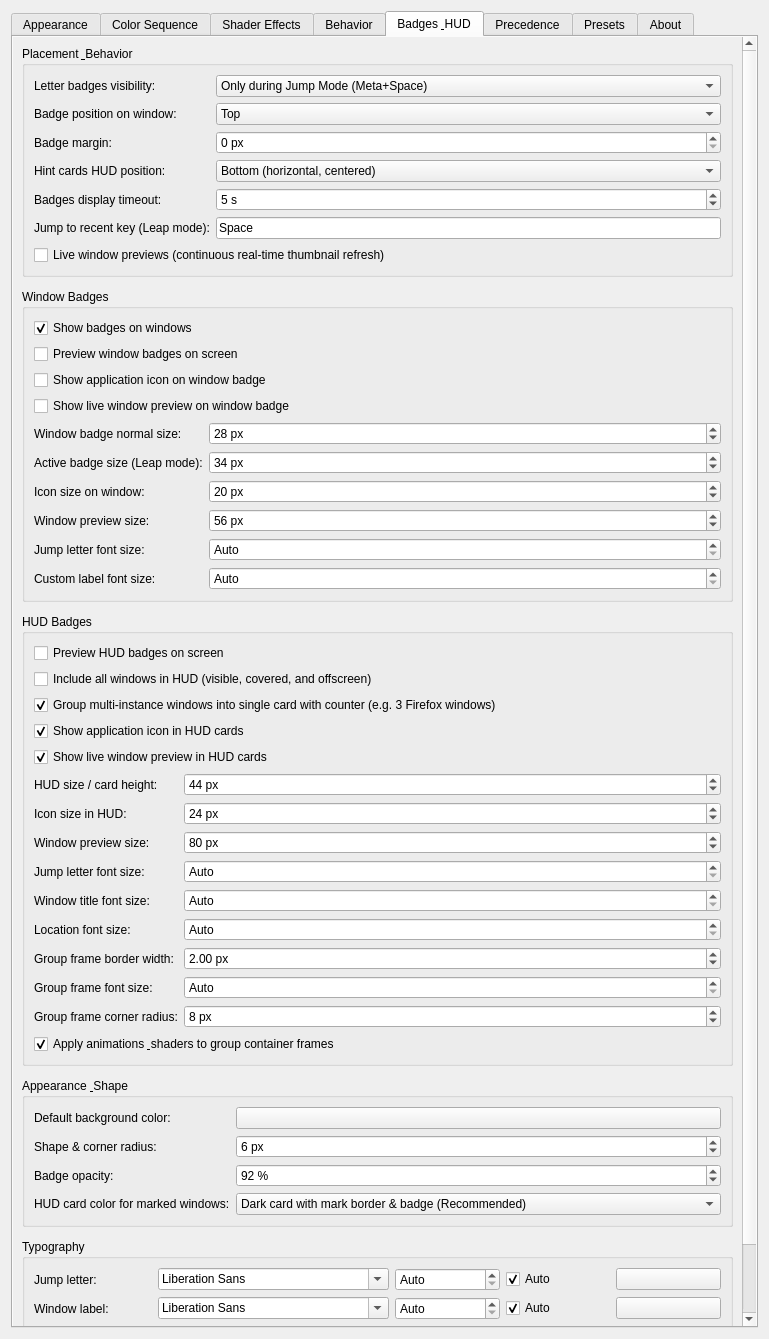
Old version of the form leapk_config.ui in the repository gmalinowski/LeapK.
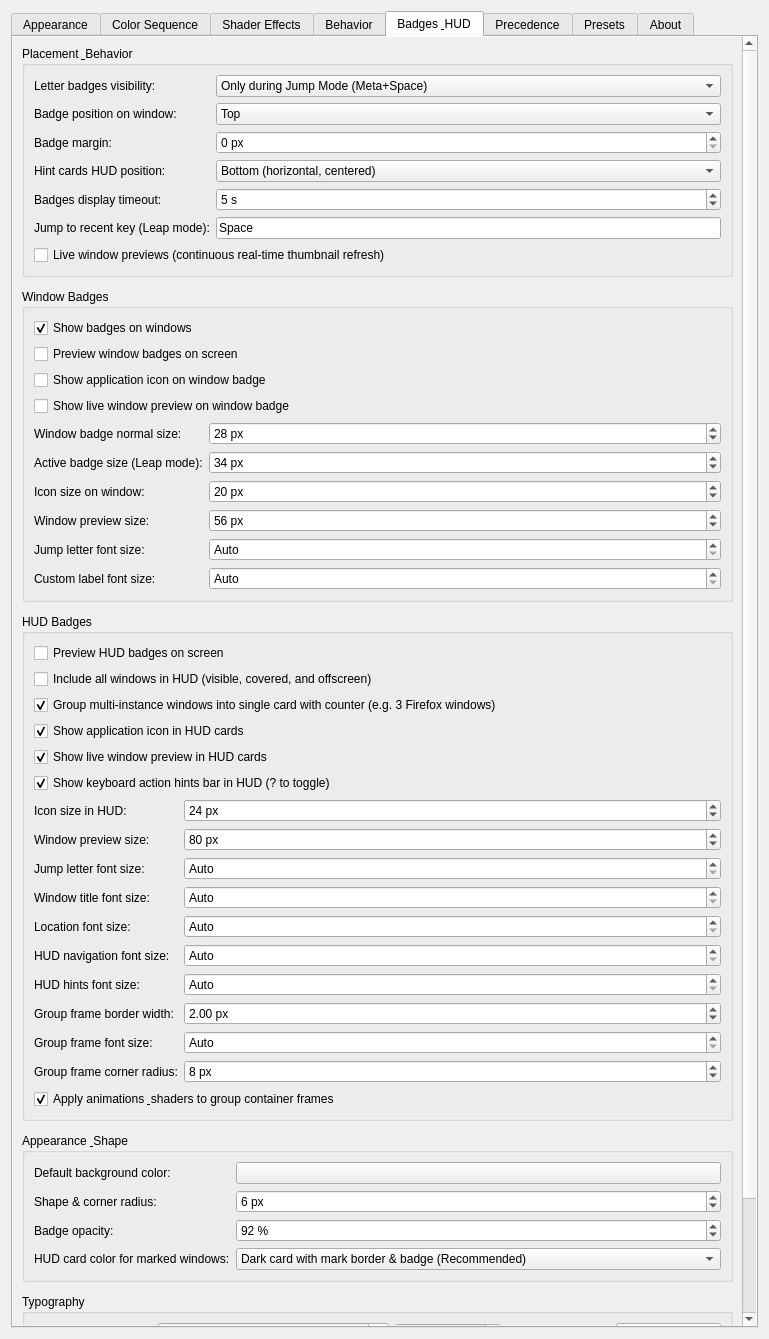
New version of the form. The open tabs and pages were chosen to show the change. Icons and pictures are not drawn. Custom widgets are drawn as their Qt base class.

Commit message: feat(hud): add nav & hints font size controls, '?' hints toggle, and dynamic audio speaker contrast

Diff of the .ui file:
```diff
--- a/leapk_config.ui
+++ b/leapk_config.ui
@@ -2413,32 +2413,16 @@
                 </property>
                </widget>
               </item>
-              <item row="5" column="0">
-               <widget class="QLabel" name="label_badgeHudSize">
+              <item row="5" column="0" colspan="2">
+               <widget class="QCheckBox" name="kcfg_BadgeHudShowHints">
                 <property name="text">
-                 <string>HUD size / card height:</string>
+                 <string>Show keyboard action hints bar in HUD (? to toggle)</string>
+                </property>
+                <property name="checked">
+                 <bool>true</bool>
                 </property>
                 <property name="toolTip">
-                 <string>Overall size and proportional height of hint cards, workspace header, and hint bars at the screen edge HUD (default: 44 px).</string>
-                </property>
-               </widget>
-              </item>
-              <item row="5" column="1">
-               <widget class="QSpinBox" name="kcfg_BadgeHudSize">
-                <property name="minimum">
-                 <number>24</number>
-                </property>
-                <property name="maximum">
-                 <number>500</number>
-                </property>
-                <property name="singleStep">
-                 <number>2</number>
-                </property>
-                <property name="value">
-                 <number>44</number>
-                </property>
-                <property name="suffix">
-                 <string> px</string>
+                 <string>Displays the keyboard shortcut hint bar at the screen edge. Press '?' anytime in HUD to toggle.</string>
                 </property>
                </widget>
               </item>
@@ -2587,7 +2571,65 @@
                 </property>
                </widget>
               </item>
-               <item row="11" column="0">
+              <item row="11" column="0">
+               <widget class="QLabel" name="label_badgeHudNavFontSize">
+                <property name="text">
+                 <string>HUD navigation font size:</string>
+                </property>
+                <property name="toolTip">
+                 <string>Font size for the workspace navigation bar tabs and header text in HUD (0 = Auto).</string>
+                </property>
+               </widget>
+              </item>
+              <item row="11" column="1">
+               <widget class="QSpinBox" name="kcfg_BadgeHudNavFontSize">
+                <property name="minimum">
+                 <number>0</number>
+                </property>
+                <property name="maximum">
+                 <number>200</number>
+                </property>
+                <property name="specialValueText">
+                 <string>Auto</string>
+                </property>
+                <property name="value">
+                 <number>0</number>
+                </property>
+                <property name="suffix">
+                 <string> px</string>
+                </property>
+               </widget>
+              </item>
+              <item row="12" column="0">
+               <widget class="QLabel" name="label_badgeHudHintsFontSize">
+                <property name="text">
+                 <string>HUD hints font size:</string>
+                </property>
+                <property name="toolTip">
+                 <string>Font size for keyboard action hints in the HUD hint bar (0 = Auto).</string>
+                </property>
+               </widget>
+              </item>
+              <item row="12" column="1">
+               <widget class="QSpinBox" name="kcfg_BadgeHudHintsFontSize">
+                <property name="minimum">
+                 <number>0</number>
+                </property>
+                <property name="maximum">
+                 <number>200</number>
+                </property>
+                <property name="specialValueText">
+                 <string>Auto</string>
+                </property>
+                <property name="value">
+                 <number>0</number>
+                </property>
+                <property name="suffix">
+                 <string> px</string>
+                </property>
+               </widget>
+              </item>
+               <item row="13" column="0">
                 <widget class="QLabel" name="label_badgeHudGroupBorderWidth">
                  <property name="text">
                   <string>Group frame border width:</string>
@@ -2597,7 +2639,7 @@
                  </property>
                 </widget>
                </item>
-               <item row="11" column="1">
+               <item row="13" column="1">
                 <widget class="QDoubleSpinBox" name="kcfg_BadgeHudGroupBorderWidth">
                  <property name="minimum">
                   <double>0.500000000000000</double>
@@ -2616,7 +2658,7 @@
                  </property>
                 </widget>
                </item>
-               <item row="12" column="0">
+               <item row="14" column="0">
                 <widget class="QLabel" name="label_badgeHudGroupFontSize">
                  <property name="text">
                   <string>Group frame font size:</string>
@@ -2626,7 +2668,7 @@
                  </property>
                 </widget>
                </item>
-               <item row="12" column="1">
+               <item row="14" column="1">
                 <widget class="QSpinBox" name="kcfg_BadgeHudGroupFontSize">
                  <property name="minimum">
                   <number>0</number>
@@ -2645,7 +2687,7 @@
                  </property>
                 </widget>
                </item>
-               <item row="13" column="0">
+               <item row="15" column="0">
                 <widget class="QLabel" name="label_badgeHudGroupCornerRadius">
                  <property name="text">
                   <string>Group frame corner radius:</string>
@@ -2655,7 +2697,7 @@
                  </property>
                 </widget>
                </item>
-               <item row="13" column="1">
+               <item row="15" column="1">
                 <widget class="QSpinBox" name="kcfg_BadgeHudGroupCornerRadius">
                  <property name="minimum">
                   <number>0</number>
@@ -2671,7 +2713,7 @@
                  </property>
                 </widget>
                </item>
-               <item row="14" column="0" colspan="2">
+               <item row="16" column="0" colspan="2">
                 <widget class="QCheckBox" name="kcfg_BadgeHudGroupShaderEnabled">
                  <property name="text">
                   <string>Apply animations &amp; shaders to group container frames</string>
```
The commit also changes 11 other files.
